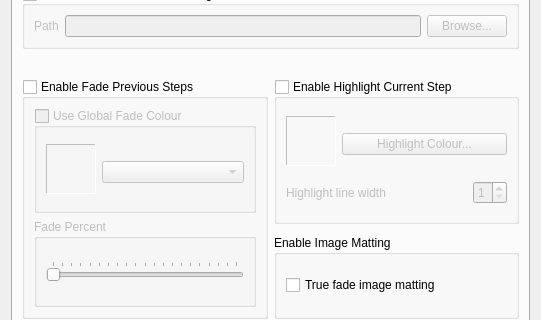
Qt form mainApp/preferences.ui (trevorsandy/lpub3d-ci) before a commit; both pictures show x 0 to 541 and y 153 to 473 of the 541 by 730 pixel window.
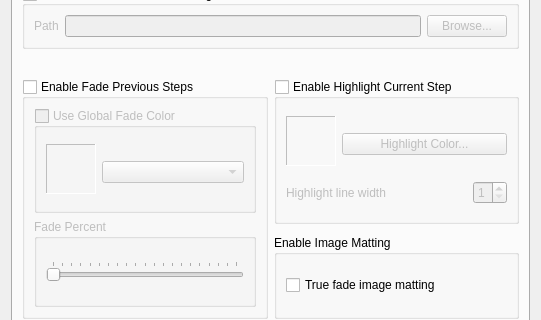
The same form after that commit. Icons and pictures are not drawn.

Commit message: General standardization - change colour to color #116

What changed in the file:
```diff
--- a/mainApp/preferences.ui
+++ b/mainApp/preferences.ui
@@ -217,7 +217,7 @@
                <string>Select to use this colour for all faded parts, otherwise fade existing colour.</string>
               </property>
               <property name="title">
-               <string>Use Global Fade Colour</string>
+               <string>Use Global Fade Color</string>
               </property>
               <property name="checkable">
                <bool>true</bool>
@@ -463,7 +463,7 @@
                    </sizepolicy>
                   </property>
                   <property name="text">
-                   <string>Highlight Colour...</string>
+                   <string>Highlight Color...</string>
                   </property>
                  </widget>
                 </item>
```
Left out of the diff: 2 changed lines with no effect on the pictures. The commit also changes 30 other files.
